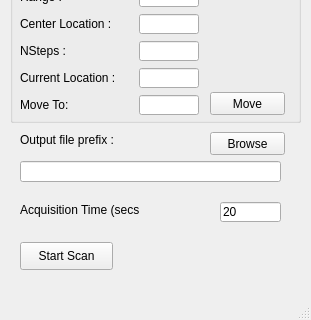
Above: gridscan_mainwin.ui from hgarbeil/GridScan before the change; both pictures show x 0 to 311 and y 218 to 538 of the 311 by 538 pixel window. Below: the same form after it.
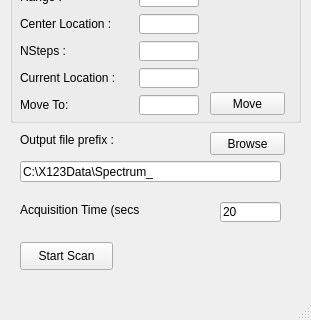
That is the form after the change.

The edit to the form file:
```diff
--- a/gridscan_mainwin.ui
+++ b/gridscan_mainwin.ui
@@ -368,6 +368,9 @@
       <height>21</height>
      </rect>
     </property>
+    <property name="text">
+     <string>C:\X123Data\Spectrum_</string>
+    </property>
    </widget>
    <widget class="QLabel" name="label_12">
     <property name="geometry">
```
Left out of the diff: 4 changed lines with no effect on the pictures.
